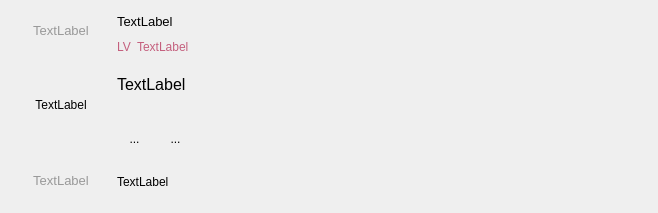
First picture: the form in ui/component/ui_comment_item.ui, repository tonquer/JMComic-qt, before the edit.
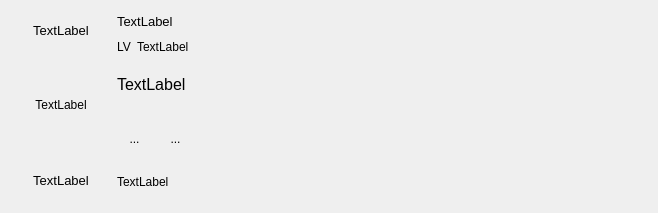
Second picture: the form after the edit. Custom widgets are drawn as their Qt base class.

Diff of the .ui file:
```diff
--- a/ui/component/ui_comment_item.ui
+++ b/ui/component/ui_comment_item.ui
@@ -71,9 +71,6 @@
            <property name="layoutDirection">
             <enum>Qt::RightToLeft</enum>
            </property>
-           <property name="styleSheet">
-            <string notr="true">color: #999999;</string>
-           </property>
            <property name="text">
             <string>TextLabel</string>
            </property>
@@ -125,9 +122,6 @@
            <pointsize>10</pointsize>
           </font>
          </property>
-         <property name="styleSheet">
-          <string notr="true">color: #999999;</string>
-         </property>
          <property name="text">
           <string>TextLabel</string>
          </property>
@@ -191,9 +185,6 @@
                <height>20</height>
               </size>
              </property>
-             <property name="styleSheet">
-              <string notr="true">color: rgb(196, 95, 125);</string>
-             </property>
              <property name="text">
               <string>LV</string>
              </property>
@@ -213,9 +204,6 @@
                <height>20</height>
               </size>
              </property>
-             <property name="styleSheet">
-              <string notr="true">color: rgb(196, 95, 125);</string>
-             </property>
              <property name="text">
               <string>TextLabel</string>
              </property>
```
